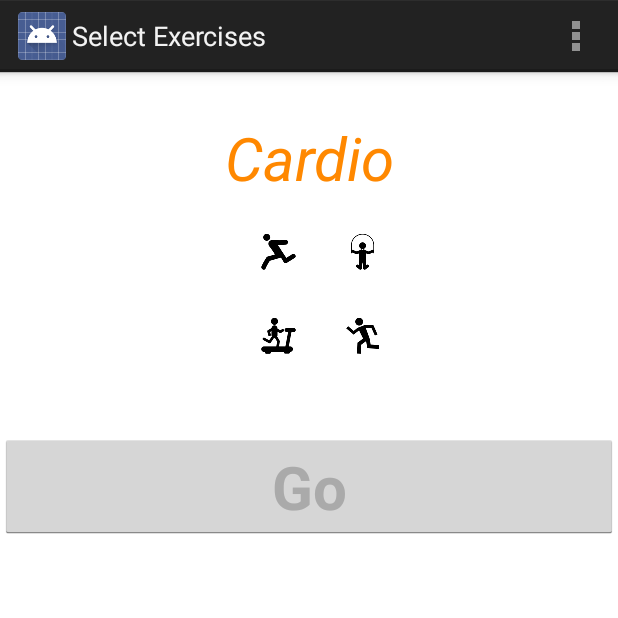
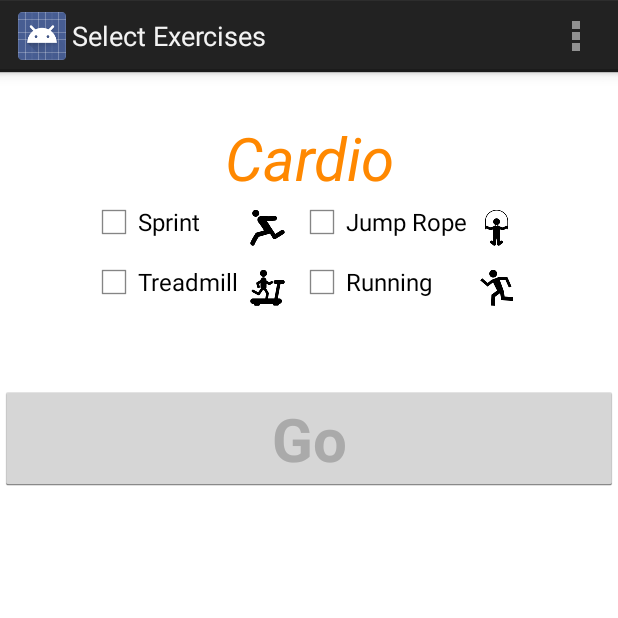
Before and after one commit to andylincoln/fitnessbunduruu, an Android app: the screen it shows after launch (SelectActivity), after a tap on "Cardio", on a phone screen of 412 x 824 dp, the top half of it. Run offline under Robolectric (Android 15) with nearby library versions, the phone set to English and light mode, and no system bars.

Commit message:
Cleaner UI update
Changed Grid layout to table layout for easier management
Changed Icon selection to Checkboxes with Icon labels
Added the text describing the workout types.

```diff
--- a/app/src/main/java/com/example/fitnessbunduruu/SelectActivity.java
+++ b/app/src/main/java/com/example/fitnessbunduruu/SelectActivity.java
@@ -4,20 +4,16 @@ package com.example.fitnessbunduruu;
 
 import android.app.Activity;
 import android.content.Intent;
-import android.graphics.Color;
-import android.graphics.PorterDuff;
 import android.os.Bundle;
 import android.util.Log;
 import android.view.Menu;
 import android.view.View;
 import android.widget.Button;
-import android.widget.GridLayout;
+import android.widget.CheckBox;
 import android.widget.ImageView;
 import android.widget.LinearLayout;
+import android.widget.TableLayout;
 import android.widget.TextView;
-
-
-// test
 
 public class SelectActivity extends Activity {
 
@@ -30,13 +26,14 @@ public class SelectActivity extends Activity {
     private static String mCategory;
 
     private LinearLayout mActivityLayout;
-    private GridLayout mSelectLayout;
+    private TableLayout mSelectTableLayout;
 
     private Button mBeginButton;
 
     private int mIndex;
 
     private ImageView imageViewArr[];
+    private CheckBox checkBoxes[];
 
     @Override
     protected void onCreate(Bundle savedInstanceState) {
@@ -45,10 +42,11 @@ public class SelectActivity extends Activity {
 
         Log.i(TAG, "SelectActivity OnCreate");
         imageViewArr = new ImageView[4];
+        checkBoxes = new CheckBox[4];
 
         mTitleView = (TextView) findViewById(R.id.selectTitleView);
         mActivityLayout = (LinearLayout) findViewById(R.id.selectLayout);
-        mSelectLayout = (GridLayout) findViewById(R.id.selectGridLayout);
+        mSelectTableLayout = (TableLayout) findViewById(R.id.selectTableLayout);
 
         mBeginButton = (Button) findViewById(R.id.beginButton);
 
@@ -58,9 +56,6 @@ public class SelectActivity extends Activity {
 
         // Set title depending on which radio button user selected.
         mTitleView.setText(mCategory);
-
-        // Can we easily highlight selected images?
-        // Blue Highlight: 00a4f9
 
         populateSelectGrid();
 
@@ -94,8 +89,19 @@ public class SelectActivity extends Activity {
         imageViewArr[2] = (ImageView) findViewById(R.id.exerciseSelectImageView3);
         imageViewArr[3] = (ImageView) findViewById(R.id.exerciseSelectImageView4);
 
+        checkBoxes[0] = (CheckBox) findViewById(R.id.exerciseCheckBox);
+        checkBoxes[1] = (CheckBox) findViewById(R.id.exerciseCheckBox2);
+        checkBoxes[2] = (CheckBox) findViewById(R.id.exerciseCheckBox3);
+        checkBoxes[3] = (CheckBox) findViewById(R.id.exerciseCheckBox4);
+
+        String[] exerciseNames;
         if (mCategory.equals("Strength")) {
 
+            exerciseNames = getResources().getStringArray(R.array.StrengthCategory);
+
+            for (int i = 0; i < exerciseNames.length; i++) {
+                checkBoxes[i].setText(exerciseNames[i]);
+            }
             //setting image resource
 
             imageViewArr[0].setImageResource(R.drawable.ic_weights);
@@ -104,38 +110,19 @@ public class SelectActivity extends Activity {
             imageViewArr[3].setImageResource(R.drawable.ic_pushups);
 
         } else { // Cardio
+
+            exerciseNames = getResources().getStringArray(R.array.CardioCategory);
+
+            for (int i = 0; i < exerciseNames.length; i++) {
+                checkBoxes[i].setText(exerciseNames[i]);
+            }
+
             imageViewArr[0].setImageResource(R.drawable.ic_sprint);
             imageViewArr[1].setImageResource(R.drawable.ic_jump_rope);
             imageViewArr[2].setImageResource(R.drawable.ic_treadmill);
             imageViewArr[3].setImageResource(R.drawable.ic_running);
         }
-        //setting image position
-
-        // imageView.setLayoutParams(new LayoutParams(LayoutParams.MATCH_PARENT,LayoutParams.WRAP_CONTENT));
-
-        View.OnClickListener listener = new View.OnClickListener() {
-            @Override
-            public void onClick(View v) {
-
-                if (imageViewArr[0] == v) {
-                    imageViewArr[0].setColorFilter(Color.BLUE, PorterDuff.Mode.LIGHTEN);
-                } else if (imageViewArr[1] == v) {
-                    imageViewArr[1].setColorFilter(Color.BLUE, PorterDuff.Mode.LIGHTEN);
-                } else if (imageViewArr[2] == v) {
-                    imageViewArr[2].setColorFilter(Color.BLUE, PorterDuff.Mode.LIGHTEN);
-                } else if (imageViewArr[3] == v) {
-                    imageViewArr[3].setColorFilter(Color.BLUE, PorterDuff.Mode.LIGHTEN);
-                }
-
-                // add to a list or mark remaining # to select?
-            }
-        };
-
-        imageViewArr[0].setOnClickListener(listener);
-        imageViewArr[1].setOnClickListener(listener);
-        imageViewArr[2].setOnClickListener(listener);
-        imageViewArr[3].setOnClickListener(listener);
-
+        //TODO Will add the ability to chain workouts next
     }
 
     @Override
--- a/app/src/main/res/layout/activity_main.xml
+++ b/app/src/main/res/layout/activity_main.xml
@@ -23,7 +23,8 @@
         android:text="@string/categoryPrompt"
         android:layout_marginTop="45dp"
         android:textIsSelectable="false"
-        android:textStyle="italic" />
+        android:textStyle="italic"
+        android:paddingLeft="25dp" />
 
     <LinearLayout
         android:layout_width="fill_parent"
--- a/app/src/main/res/layout/activity_select.xml
+++ b/app/src/main/res/layout/activity_select.xml
@@ -18,7 +18,6 @@
         android:id="@+id/selectTitleView"
         android:gravity="center_horizontal"
         android:textSize="40sp"
-        android:textAlignment="center"
         android:layout_marginTop="30dp"
         android:textIsSelectable="false"
         android:textStyle="italic"
@@ -36,118 +35,83 @@
 
     <!-- so far the grid has to wrap_content in order to center items properly... -->
 
-    <GridLayout
+    <TableLayout
         android:layout_width="wrap_content"
         android:layout_height="wrap_content"
         android:alignmentMode="alignMargins"
         android:weightSum="1"
         xmlns:android="http://schemas.android.com/apk/res/android"
-        android:id="@+id/selectGridLayout"
-        android:columnCount="2"
-        android:rowCount="5"
+        android:id="@+id/selectTableLayout"
         android:layout_gravity="center">
 
 
         <!-- The following ImageViews must have 'adjustViewBounds' set to TRUE in order to resize properly to fit the screen. -->
 
-        <ImageView
-            android:id="@+id/exerciseSelectImageView"
-            android:maxHeight="50dp"
-            android:maxWidth="50dp"
-            android:scaleType="fitXY"
-            android:adjustViewBounds="true"
-            android:layout_gravity="center"
+        <TableRow
+            android:layout_width="wrap_content"
+            android:layout_height="wrap_content"
+            android:focusable="false">
 
-            android:layout_margin="@dimen/activity_vertical_margin"
-            />
+            <CheckBox
+                android:layout_width="wrap_content"
+                android:layout_height="wrap_content"
+                android:text="1"
+                android:id="@+id/exerciseCheckBox" />
 
-        <ImageView
-            android:id="@+id/exerciseSelectImageView2"
-            android:maxHeight="50dp"
-            android:maxWidth="50dp"
-            android:scaleType="fitXY"
-            android:adjustViewBounds="true"
-            android:layout_gravity="center"
-            />
+            <ImageView
+                android:id="@+id/exerciseSelectImageView"
+                android:adjustViewBounds="true"
+                android:layout_gravity="center"
 
-        <ImageView
-            android:id="@+id/exerciseSelectImageView3"
-            android:maxHeight="50dp"
-            android:maxWidth="50dp"
-            android:scaleType="fitXY"
-            android:adjustViewBounds="true"
-            android:layout_gravity="center"
-            />
+                android:longClickable="false"
+                android:scaleType="centerInside" />
 
-        <ImageView
-            android:id="@+id/exerciseSelectImageView4"
-            android:maxHeight="50dp"
-            android:maxWidth="50dp"
-            android:scaleType="fitXY"
-            android:adjustViewBounds="true"
-            android:layout_gravity="center"
-            />
+            <CheckBox
+                android:layout_width="wrap_content"
+                android:layout_height="wrap_content"
+                android:text="2"
+                android:id="@+id/exerciseCheckBox2" />
 
-        <ImageView
-            android:id="@+id/exerciseSelectImageView5"
-            android:maxHeight="50dp"
-            android:maxWidth="50dp"
-            android:scaleType="fitXY"
-            android:adjustViewBounds="true"
-            android:layout_gravity="center"
-            />
+            <ImageView
+                android:id="@+id/exerciseSelectImageView2"
+                android:adjustViewBounds="true"
+                android:layout_gravity="center"
+                android:layout_width="wrap_content"
+                android:scaleType="centerInside"
+                android:layout_column="2" />
 
-        <ImageView
-            android:id="@+id/exerciseSelectImageView6"
-            android:maxHeight="50dp"
-            android:maxWidth="50dp"
-            android:scaleType="fitXY"
-            android:adjustViewBounds="true"
-            android:layout_gravity="center"
-            android:layout_marginLeft="@dimen/activity_vertical_margin"
-            android:layout_marginRight="@dimen/activity_vertical_margin"/>
+        </TableRow>
 
-        <ImageView
-            android:id="@+id/exerciseSelectImageView7"
-            android:maxHeight="50dp"
-            android:maxWidth="50dp"
-            android:scaleType="fitXY"
-            android:adjustViewBounds="true"
-            android:layout_gravity="center"
-            android:layout_marginLeft="@dimen/activity_vertical_margin"
-            android:layout_marginRight="@dimen/activity_vertical_margin"/>
+        <TableRow
+            android:layout_width="wrap_content"
+            android:layout_height="wrap_content">
 
-        <ImageView
-            android:id="@+id/exerciseSelectImageView8"
-            android:maxHeight="50dp"
-            android:maxWidth="50dp"
-            android:scaleType="fitXY"
-            android:adjustViewBounds="true"
-            android:layout_gravity="center"
-            android:layout_marginLeft="@dimen/activity_vertical_margin"
-            android:layout_marginRight="@dimen/activity_vertical_margin"/>
+            <CheckBox
+                android:layout_width="wrap_content"
+                android:layout_height="wrap_content"
+                android:text="3"
+                android:id="@+id/exerciseCheckBox3" />
 
-        <ImageView
-            android:id="@+id/exerciseSelectImageView9"
-            android:maxHeight="50dp"
-            android:maxWidth="50dp"
-            android:scaleType="fitXY"
-            android:adjustViewBounds="true"
-            android:layout_gravity="center"
-            android:layout_marginLeft="@dimen/activity_vertical_margin"
-            android:layout_marginRight="@dimen/activity_vertical_margin"/>
+            <ImageView
+                android:id="@+id/exerciseSelectImageView3"
+                android:scaleType="centerInside"
+                android:adjustViewBounds="true"
+                android:layout_gravity="center" />
 
-        <ImageView
-            android:id="@+id/exerciseSelectImageView10"
-            android:maxHeight="50dp"
-            android:maxWidth="50dp"
-            android:scaleType="fitXY"
-            android:adjustViewBounds="true"
-            android:layout_gravity="center"
-            android:layout_marginLeft="@dimen/activity_vertical_margin"
-            android:layout_marginRight="@dimen/activity_vertical_margin"/>
+            <CheckBox
+                android:layout_width="wrap_content"
+                android:layout_height="wrap_content"
+                android:text="4"
+                android:id="@+id/exerciseCheckBox4" />
+            <ImageView
+                android:id="@+id/exerciseSelectImageView4"
+                android:scaleType="centerInside"
+                android:adjustViewBounds="true"
+                android:layout_gravity="center"
+                android:layout_column="2" />
+        </TableRow>
 
-    </GridLayout>
+    </TableLayout>
 
     <Button
         android:layout_width="fill_parent"
@@ -158,9 +122,9 @@
         android:gravity="center_horizontal"
         android:textColor="@android:color/darker_gray"
         android:textSize="40sp"
-        android:textAlignment="center"
         android:layout_marginTop="45dp"
         android:textIsSelectable="false"
-        android:textStyle="bold" />
+        android:textStyle="bold"
+        android:singleLine="true" />
 
 </LinearLayout>
--- a/app/src/main/res/values/strings.xml
+++ b/app/src/main/res/values/strings.xml
@@ -30,19 +30,19 @@
     <!-- Exercises String Arrays for Cardio-->
 
     <string-array name="CardioCategory">
+        <item name="Sprint">Sprint</item>
+        <item name="JumpRope">Jump Rope</item>
+        <item name="Treadmill">Treadmill</item>
         <item name="Running">Running</item>
-        <item name="Sprint">Sprint</item>
-        <item name="Treadmill">Treadmill</item>
-        <item name="JumpRope">Jump Rope</item>
     </string-array>
 
     <!-- Exercises String Arrays for Strength-->
 
     <string-array name="StrengthCategory">
+        <item name="Weights">Weights</item>
+        <item name="Pull Ups">Pull Ups</item>
+        <item name="Large Weights">Large Weights</item>
         <item name="PushUps">Push ups</item>
-        <item name="Pull Ups">Pull Ups</item>
-        <item name="Weights">Weights</item>
-        <item name="Large Weights">Large Weights</item>
     </string-array>
 
 </resources>
```
